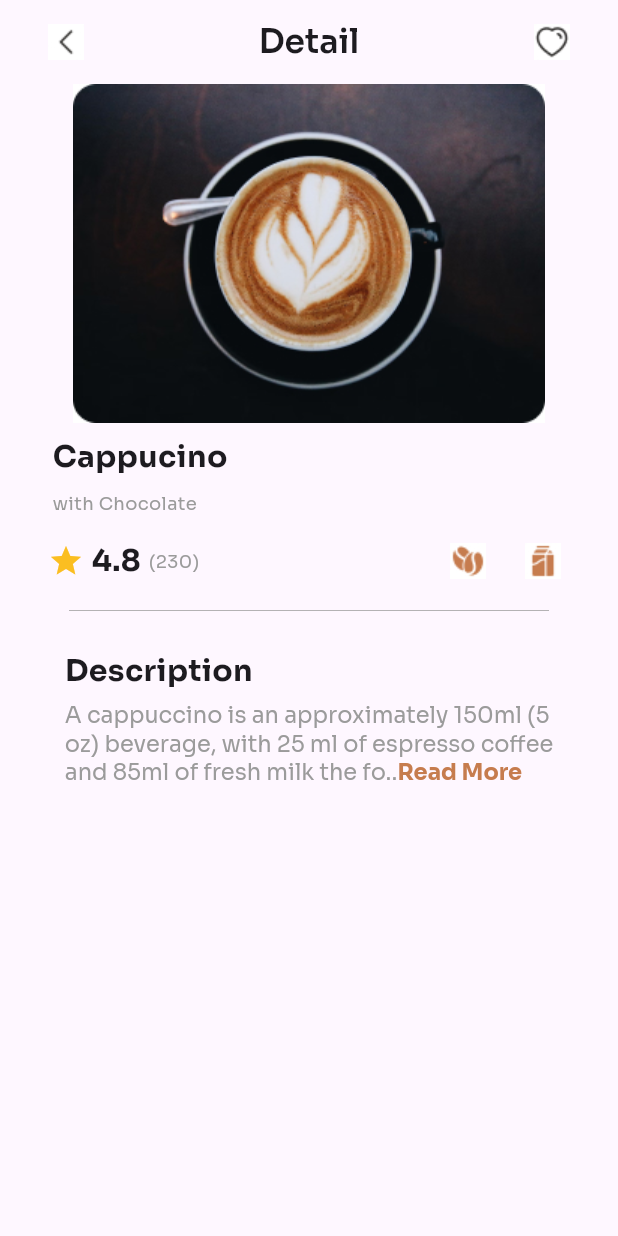
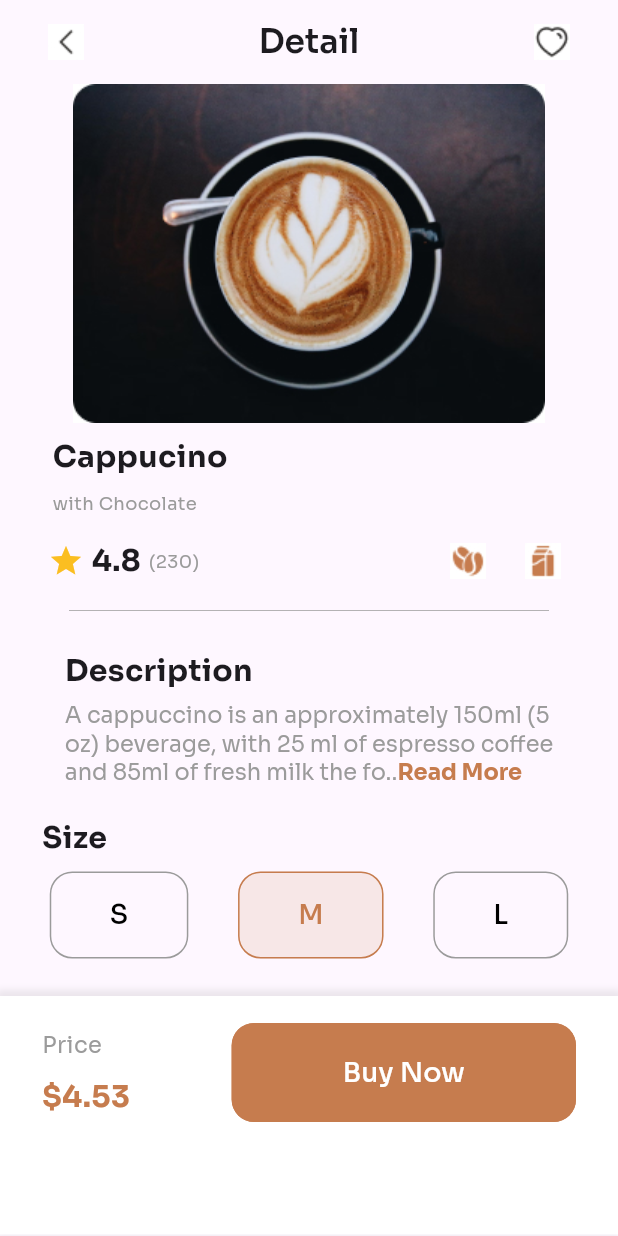
Before and after one commit to SirGoldencares/capuccino, a Flutter app: the screen it shows after launch, on a phone screen of 412 x 824 dp. Run offline on Flutter 3.47's test engine with Material 3 defaults, Android fonts, the phone set to English and light mode, and no system bars.

Commit message:
added sizes of order and bottom purchase buttons

```diff
--- a/capuccino/lib/main.dart
+++ b/capuccino/lib/main.dart
@@ -3,8 +3,8 @@ import 'objects1.dart';
 import 'objects2.dart';
 import 'objects3.dart';
 import 'objects4.dart';
-// import 'objects5.dart';
-// import 'objects6.dart';
+import 'objects5.dart';
+import 'objects6.dart';
 
 
 void main(){
@@ -80,8 +80,8 @@ body: const SingleChildScrollView(
         ),
         BodyTextThree(
           text3: 'Description',),
-        //   BodyTextFour(text6: 'Size'),
-        //   BodyTextFive(text7: 'Price', text8: '\$4.53',)
+          BodyTextFour(text6: 'Size'),
+          BodyTextFive(text7: 'Price', text8: '\$4.53',)
     ],
   )
   ),
--- /dev/null
+++ b/capuccino/lib/objects5.dart
@@ -0,0 +1,99 @@
+import 'package:flutter/material.dart';
+
+class BodyTextFour extends StatelessWidget {
+  const BodyTextFour({super.key, required this.text6});
+  final String text6;
+
+
+ @override
+Widget build(BuildContext context){
+  return Padding(
+    padding: const EdgeInsets.only(top: 20, bottom: 5),
+    child: Column(
+      crossAxisAlignment: CrossAxisAlignment.start,
+      children: [
+        Padding(
+          padding: const EdgeInsets.only(left:28),
+          child: Text(text6,
+              style:
+              const TextStyle(
+                fontFamily: 'Sora',
+                fontWeight: FontWeight.w700,
+                fontSize: 20,
+              ),),
+        ),
+            Row(
+              mainAxisAlignment: MainAxisAlignment.spaceEvenly,
+              children: [
+                Padding(
+                  padding: const EdgeInsets.only(top:8.0),
+                  child: OutlinedButton(onPressed: () {},
+                  style:
+                  OutlinedButton.styleFrom(
+                    side: const BorderSide(color: Color.fromRGBO(155, 155, 155, 1), width: 1),
+                    shape: RoundedRectangleBorder(
+                      borderRadius: BorderRadius.circular(15)
+                    ),
+                    //primary: Color.black,
+                    //backgroundColor: Colors.white
+                  ), child: const Padding(
+                    padding: EdgeInsets.all(16),
+                    child: Text('S',
+                    style:
+                    TextStyle(
+                    fontFamily: 'Sora',
+                    fontSize: 18,
+                    color: Color.fromRGBO(0, 0, 0, 1)),),
+                  ),),
+                ),
+                Padding(
+                   padding: const EdgeInsets.only(top:8.0),
+                  child: OutlinedButton(onPressed: () {},
+                  style:
+                  OutlinedButton.styleFrom(
+                    side: const BorderSide(color: Color.fromRGBO(198, 124, 78, 1), width: 1),
+                    shape: RoundedRectangleBorder(
+                      borderRadius: BorderRadius.circular(15)
+                    ),
+                    //primary: Color.black,
+                    backgroundColor: const Color.fromARGB(34, 198, 124, 78)
+                  ), child: const Padding(
+                    padding: EdgeInsets.all(16),
+                    child: Text('M',
+                    style:
+                    TextStyle(
+                    fontFamily: 'Sora',
+                    fontSize: 18,
+                    color: Color.fromRGBO(198, 124, 78, 1,)),
+                    ),
+                  ),),
+                ),
+                Padding(
+                   padding: const EdgeInsets.only(top:8.0),
+                  child: OutlinedButton(onPressed: () {},
+                  style:
+                  OutlinedButton.styleFrom(
+                    side: const BorderSide(color: Color.fromRGBO(155, 155, 155, 1), width: 1),
+                    shape: RoundedRectangleBorder(
+                      borderRadius: BorderRadius.circular(15)
+                    ),
+                    //primary: Color.black,
+                    //backgroundColor: Colors.white
+                  ), child: const Padding(
+                    padding: EdgeInsets.all(16),
+                    child: Text('L',
+                    style:
+                    TextStyle(
+                    fontFamily: 'Sora',
+                    fontSize: 18,
+                    color: Color.fromRGBO(0, 0, 0, 1)),),
+                  ),),
+                )
+              ],
+            )
+      ],
+    ),
+  );
+
+
+}}
--- /dev/null
+++ b/capuccino/lib/objects6.dart
@@ -0,0 +1,78 @@
+import 'package:flutter/material.dart';
+
+class BodyTextFive extends StatelessWidget {
+  const BodyTextFive({super.key, required this.text7, required this.text8});
+  final String text7;
+  final String text8;
+
+
+ @override
+Widget build(BuildContext context){
+  return Padding(
+    padding: const EdgeInsets.only(top:20),
+    child: Container(
+       decoration: BoxDecoration(
+        color: const Color.fromRGBO(255, 255, 255, 1),
+      boxShadow: [
+        BoxShadow(
+          color: Colors.grey.withOpacity(0.2),
+          spreadRadius: 2,
+          blurRadius: 3,
+          offset: const Offset(0, -2), // changes position of shadow
+        ),
+      ],
+    ),
+      child: Padding(
+        padding: const EdgeInsets.only(top:10, left: 28, right: 28, bottom: 75),
+        child: Row(
+          children: [
+            Column(
+              crossAxisAlignment: CrossAxisAlignment.start,
+              children: [
+                Padding(
+                  padding: const EdgeInsets.only(bottom: 10, top: 10),
+                  child: Text(text7,
+                      style:
+                      const TextStyle(
+                        fontFamily: 'Sora',
+                        color: Color.fromRGBO(155, 155, 155, 1),
+                        fontSize: 15,),),
+                ),
+                Text(text8,
+                style:
+                const TextStyle(
+                  fontFamily: 'Sora',
+                  fontWeight: FontWeight.w700,
+                  fontSize: 20,
+                  color: Color.fromRGBO(198, 124, 78, 1)),),
+              ],
+            ),
+            const Spacer(),
+            Padding(
+                         padding: const EdgeInsets.only(top:8.0),
+                        child: OutlinedButton(onPressed: () {},
+                        style:
+                        OutlinedButton.styleFrom(
+                          foregroundColor: const Color.fromRGBO(255, 255, 255, 1),
+                          side: const BorderSide(color: Color.fromRGBO(198, 124, 78, 1), width: 1),
+                          shape: RoundedRectangleBorder(
+                            borderRadius: BorderRadius.circular(15)
+                          ),
+                          backgroundColor: const Color.fromRGBO(198, 124, 78, 1),
+                        ), child: const Padding(
+                          padding: EdgeInsets.only(top:20, left: 50, right: 50, bottom: 20),
+                          child: Text('Buy Now',
+                          style:
+                          TextStyle(
+                          fontFamily: 'Sora',
+                          fontSize: 18),),
+                        ),),)
+
+          ],
+        ),
+      ),
+    ),
+  );
+
+}
+}
```
